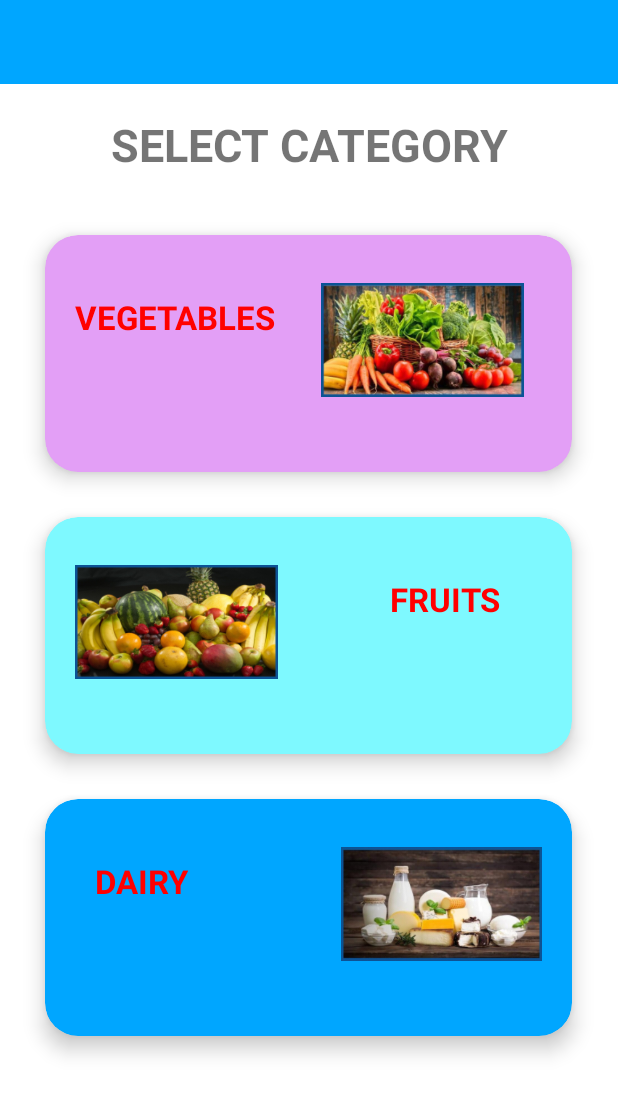
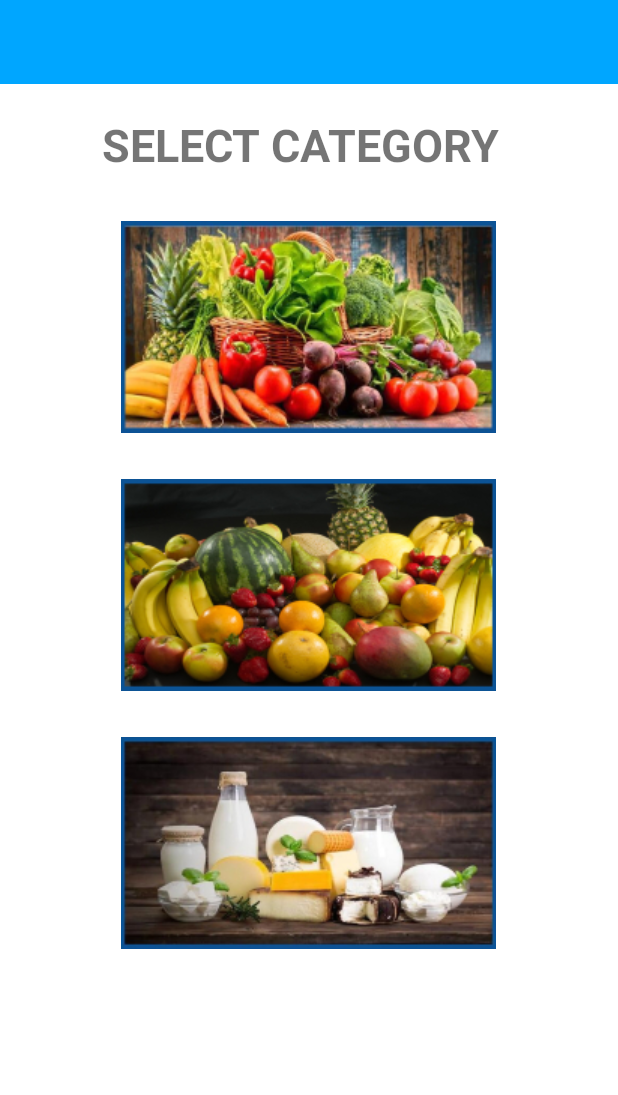
Before and after one commit to seshasain/VLot, an Android app: the layout activity_home.xml on its own in the app's theme, with its tools: preview values and no code run, on a phone screen of 412 x 824 dp. Shown: the top 1095 px of the screen. Run offline under Robolectric (Android 15) with nearby library versions, the phone set to English and light mode, and no system bars.

Commit message:
added categories in home page.

```diff
--- a/app/src/main/AndroidManifest.xml
+++ b/app/src/main/AndroidManifest.xml
@@ -10,6 +10,9 @@
         android:supportsRtl="true"
         android:theme="@style/Theme.VLot">
         <activity android:name=".Profile"></activity>
+        <activity android:name=".Vegetables"/>
+        <activity android:name=".Fruits"/>
+        <activity android:name=".DairyProducts"/>
         <activity android:name=".Home"></activity>
         <activity android:name=".Login" />
         <activity android:name=".MainActivity">
--- a/app/src/main/res/layout/activity_home.xml
+++ b/app/src/main/res/layout/activity_home.xml
@@ -15,7 +15,7 @@
         android:background="#F7FFFFFF"
         android:layout_height="wrap_content">
 
-        <LinearLayout
+        <RelativeLayout
             android:layout_width="match_parent"
             android:layout_height="wrap_content"
             android:background="#F7FFFFFF"
@@ -31,128 +31,44 @@
 
             <TextView
                 android:layout_marginTop="20dp"
-                android:layout_width="300dp"
+                android:layout_width="400dp"
                 android:layout_height="wrap_content"
                 android:text="SELECT CATEGORY"
                 android:textSize="30sp"
+                android:id="@+id/head"
+                android:layout_below="@id/toolbar"
                 android:textAlignment="center"
                 android:layout_gravity="center"
                 android:textStyle="bold"
                 android:layout_marginBottom="10dp"/>
-            <androidx.cardview.widget.CardView
-                android:layout_height="wrap_content"
-                android:layout_width="wrap_content"
+
+            <ImageButton
                 android:id="@+id/veg"
-                android:clickable="true"
+                android:layout_width="250dp"
+                android:layout_height="142dp"
+                android:layout_centerHorizontal="true"
+                android:layout_marginTop="20dp"
+                android:layout_below="@id/head"
+                android:src="@drawable/vegetables" />
+            <ImageButton
+                android:id="@+id/fru"
+                android:layout_width="250dp"
+                android:layout_height="142dp"
+                android:layout_below="@id/veg"
+                android:layout_centerHorizontal="true"
                 android:layout_marginTop="30dp"
-                android:layout_gravity="center"
-                app:cardBackgroundColor="#E39ff6"
-                app:cardCornerRadius="22dp"
-                app:cardElevation="8dp"
-                app:contentPadding="4dp">
-
-                <RelativeLayout
-                    android:layout_width="343dp"
-                    android:layout_height="150dp"
-                    android:padding="16dp">
-
-                    <TextView
-                        android:id="@+id/veg_head"
-                        android:layout_width="wrap_content"
-                        android:layout_height="wrap_content"
-                        android:layout_marginTop="20dp"
-                        android:text="VEGETABLES"
-                        android:textColor="#FF0000"
-                        android:textStyle="bold"
-                        android:textSize="22sp"/>
-
-                    <ImageView
-                        android:layout_width="135dp"
-                        android:layout_height="100dp"
-                        android:layout_alignLeft="@id/veg_head"
-                        android:layout_marginLeft="164dp"
-                        android:src="@drawable/vegetables" />
+                android:src="@drawable/fruits" />
+            <ImageButton
+                android:id="@+id/dai"
+                android:layout_width="250dp"
+                android:layout_height="142dp"
+                android:layout_below="@id/fru"
+                android:layout_centerHorizontal="true"
+                android:layout_marginTop="30dp"
+                android:src="@drawable/dairy" />
 
 
-                </RelativeLayout>
-            </androidx.cardview.widget.CardView>
-            <androidx.cardview.widget.CardView
-                android:layout_height="wrap_content"
-                android:layout_width="wrap_content"
-                android:id="@+id/fru"
-                android:layout_marginLeft="5dp"
-                android:layout_marginRight="5dp"
-                android:clickable="true"
-                android:layout_gravity="center"
-                app:cardBackgroundColor="#7ef9ff"
-                app:cardCornerRadius="22dp"
-                app:cardElevation="8dp"
-                android:layout_marginTop="30dp"
-                app:contentPadding="4dp">
-                <RelativeLayout
-                    android:layout_width="343dp"
-                    android:layout_height="150dp"
-                    android:padding="16dp">
-
-                    <TextView
-                        android:id="@+id/fru_head"
-                        android:layout_width="wrap_content"
-                        android:layout_height="wrap_content"
-                        android:layout_marginTop="20dp"
-                        android:text="FRUITS"
-                        android:layout_marginLeft="210dp"
-                        android:textStyle="bold"
-                        android:textColor="#FF0000"
-                        android:textSize="22sp" />
-
-                    <ImageView
-                        android:id="@+id/veg1"
-                        android:layout_width="135dp"
-                        android:layout_height="100dp"
-                        android:layout_marginRight="164dp"
-                        android:src="@drawable/fruits" />
-                </RelativeLayout>
-            </androidx.cardview.widget.CardView>
-            <androidx.cardview.widget.CardView
-                android:layout_height="wrap_content"
-                android:layout_width="wrap_content"
-                android:id="@+id/dai"
-                android:clickable="true"
-                android:layout_margin="30dp"
-                android:layout_gravity="center"
-                app:cardBackgroundColor="@color/blue"
-                app:cardCornerRadius="22dp"
-                app:cardElevation="8dp"
-                app:contentPadding="4dp">
-
-                <RelativeLayout
-                    android:layout_width="343dp"
-                    android:layout_height="150dp"
-                    android:padding="16dp">
-
-                    <TextView
-                        android:id="@+id/dai_head"
-                        android:layout_width="wrap_content"
-                        android:layout_height="wrap_content"
-                        android:layout_marginLeft="13dp"
-                        android:layout_marginTop="20dp"
-                        android:text="DAIRY"
-                        android:textColor="#FF0000"
-                        android:textSize="22sp"
-                        android:textStyle="bold" />
-
-                    <ImageView
-                        android:id="@+id/dai1"
-                        android:layout_width="135dp"
-                        android:layout_height="100dp"
-                        android:layout_alignLeft="@+id/dai_head"
-                        android:layout_marginLeft="164dp"
-                        android:src="@drawable/dairy" />
-                </RelativeLayout>
-            </androidx.cardview.widget.CardView>
-
-
-        </LinearLayout>
+        </RelativeLayout>
     </ScrollView>
     <com.google.android.material.navigation.NavigationView
         android:id="@+id/navigation_menu"
```
